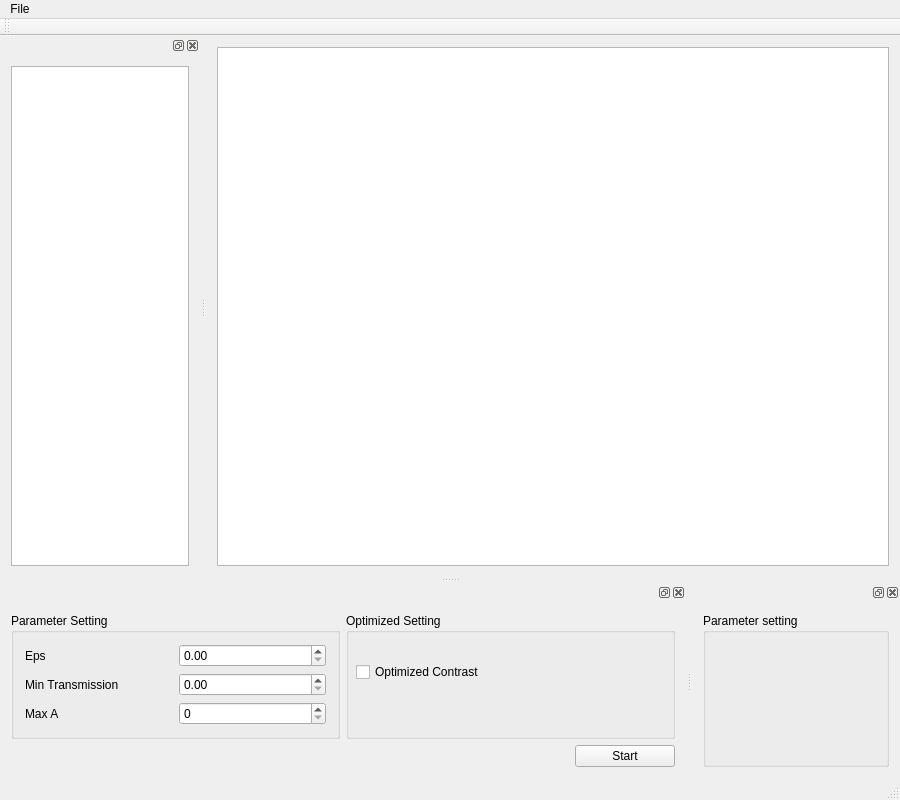
First picture: the form in DehazePlatform/mainwindow.ui, repository DehazeProgram/DehazePlatform, before the edit.
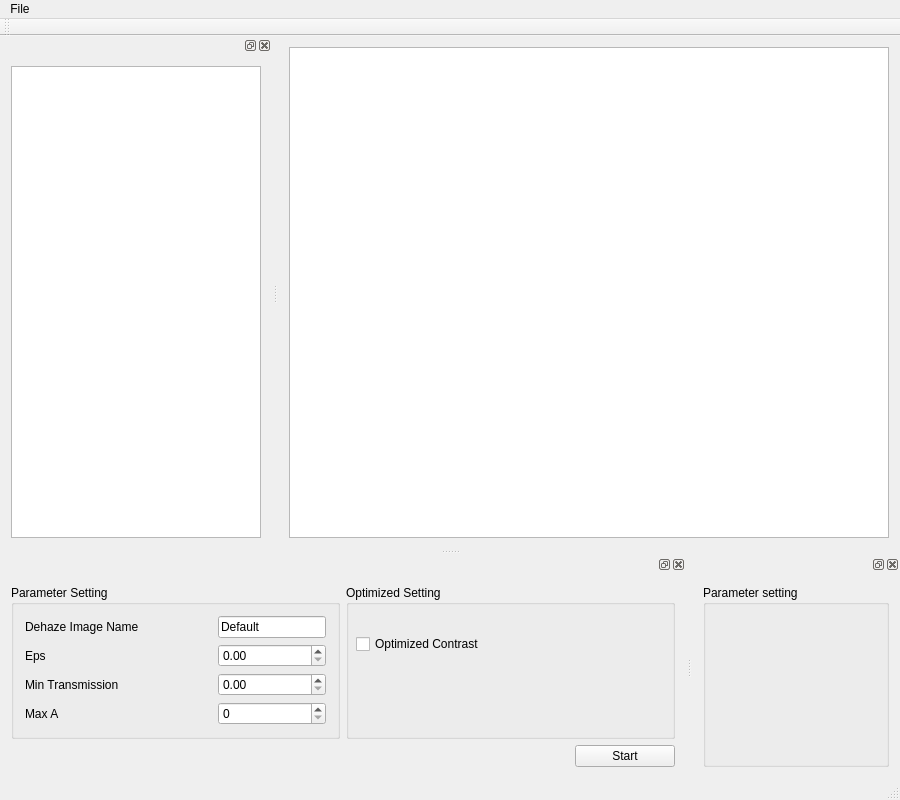
Second picture: the form after the edit.

Commit message: build dehaze tree

```diff
--- a/DehazePlatform/mainwindow.ui
+++ b/DehazePlatform/mainwindow.ui
@@ -10,6 +10,18 @@
     <height>800</height>
    </rect>
   </property>
+  <property name="sizePolicy">
+   <sizepolicy hsizetype="Minimum" vsizetype="Minimum">
+    <horstretch>0</horstretch>
+    <verstretch>0</verstretch>
+   </sizepolicy>
+  </property>
+  <property name="minimumSize">
+   <size>
+    <width>30</width>
+    <height>38</height>
+   </size>
+  </property>
   <property name="windowTitle">
    <string>MainWindow</string>
   </property>
@@ -55,7 +67,7 @@
    </property>
    <property name="maximumSize">
     <size>
-     <width>200</width>
+     <width>400</width>
      <height>524287</height>
     </size>
    </property>
@@ -63,7 +75,7 @@
     <number>1</number>
    </attribute>
    <widget class="QWidget" name="dockWidgetContents">
-    <layout class="QVBoxLayout" name="verticalLayout">
+    <layout class="QHBoxLayout" name="horizontalLayout">
      <item>
       <widget class="QTreeView" name="treeView">
        <property name="enabled">
@@ -96,7 +108,7 @@
    <property name="minimumSize">
     <size>
      <width>481</width>
-     <height>177</height>
+     <height>221</height>
     </size>
    </property>
    <attribute name="dockWidgetArea">
@@ -112,36 +124,56 @@
           <string>Parameter Setting</string>
          </property>
          <layout class="QGridLayout" name="gridLayout_2">
-          <item row="0" column="0">
+          <item row="1" column="0">
            <widget class="QLabel" name="espLabel">
             <property name="text">
              <string>Eps</string>
             </property>
            </widget>
           </item>
-          <item row="0" column="1">
+          <item row="1" column="1">
            <widget class="QDoubleSpinBox" name="DCEpsSpinBox"/>
           </item>
-          <item row="1" column="0">
+          <item row="2" column="0">
            <widget class="QLabel" name="transmissionLabel">
             <property name="text">
              <string>Min Transmission</string>
             </property>
            </widget>
           </item>
-          <item row="1" column="1">
+          <item row="2" column="1">
            <widget class="QDoubleSpinBox" name="DCTransmissionSpinBox"/>
           </item>
-          <item row="2" column="0">
+          <item row="3" column="0">
            <widget class="QLabel" name="maxALabel">
             <property name="text">
              <string>Max A</string>
             </property>
            </widget>
           </item>
-          <item row="2" column="1">
+          <item row="3" column="1">
            <widget class="QSpinBox" name="DCMaxASpinBox"/>
           </item>
+          <item row="0" column="0">
+           <widget class="QLabel" name="label">
+            <property name="text">
+             <string>Dehaze Image Name</string>
+            </property>
+           </widget>
+          </item>
+          <item row="0" column="1">
+           <widget class="QLineEdit" name="DCNamelineEdit">
+            <property name="sizePolicy">
+             <sizepolicy hsizetype="Fixed" vsizetype="Fixed">
+              <horstretch>0</horstretch>
+              <verstretch>0</verstretch>
+             </sizepolicy>
+            </property>
+            <property name="text">
+             <string>Default</string>
+            </property>
+           </widget>
+          </item>
          </layout>
         </widget>
        </item>
```
The commit also changes 10 other files.
